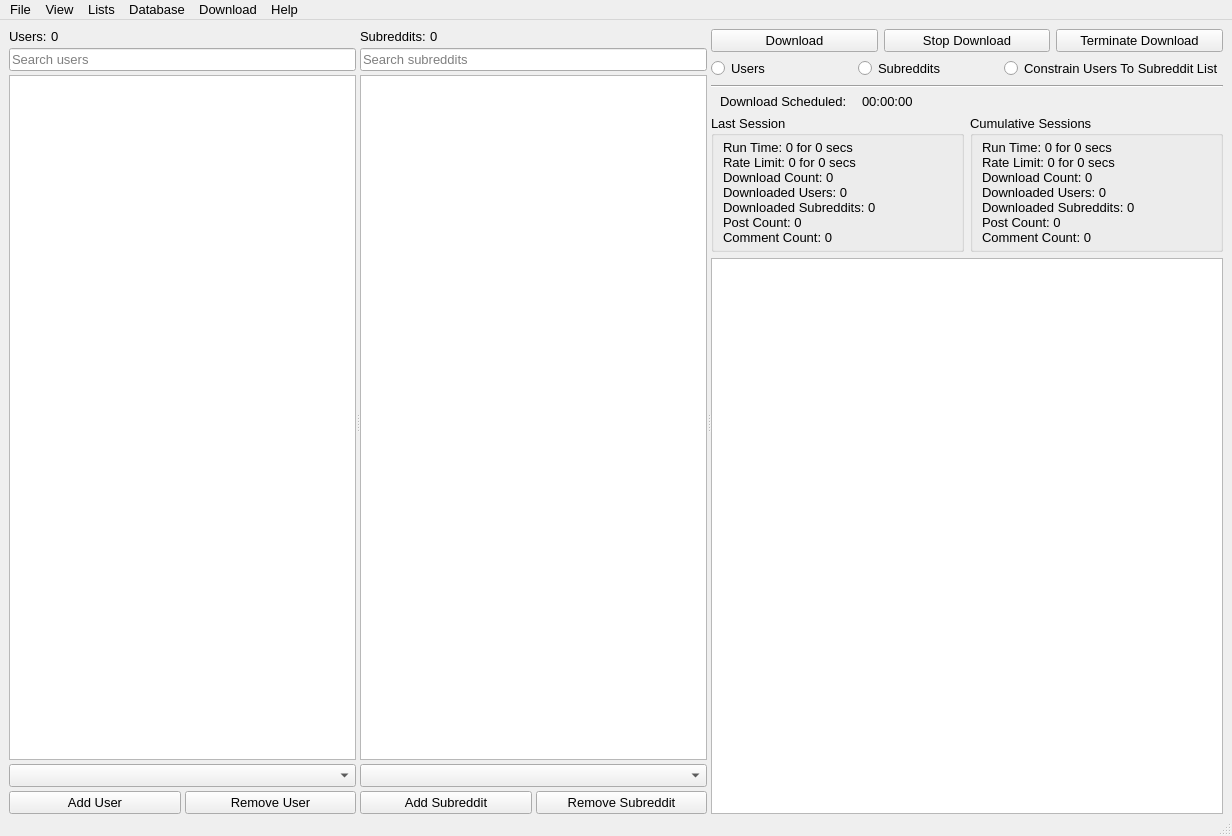
This is Resources/ui_files/downloader_for_reddit_gui.ui in myanonapps/DownloaderForReddit as Qt 5 draws it before an edit. The edited form follows.
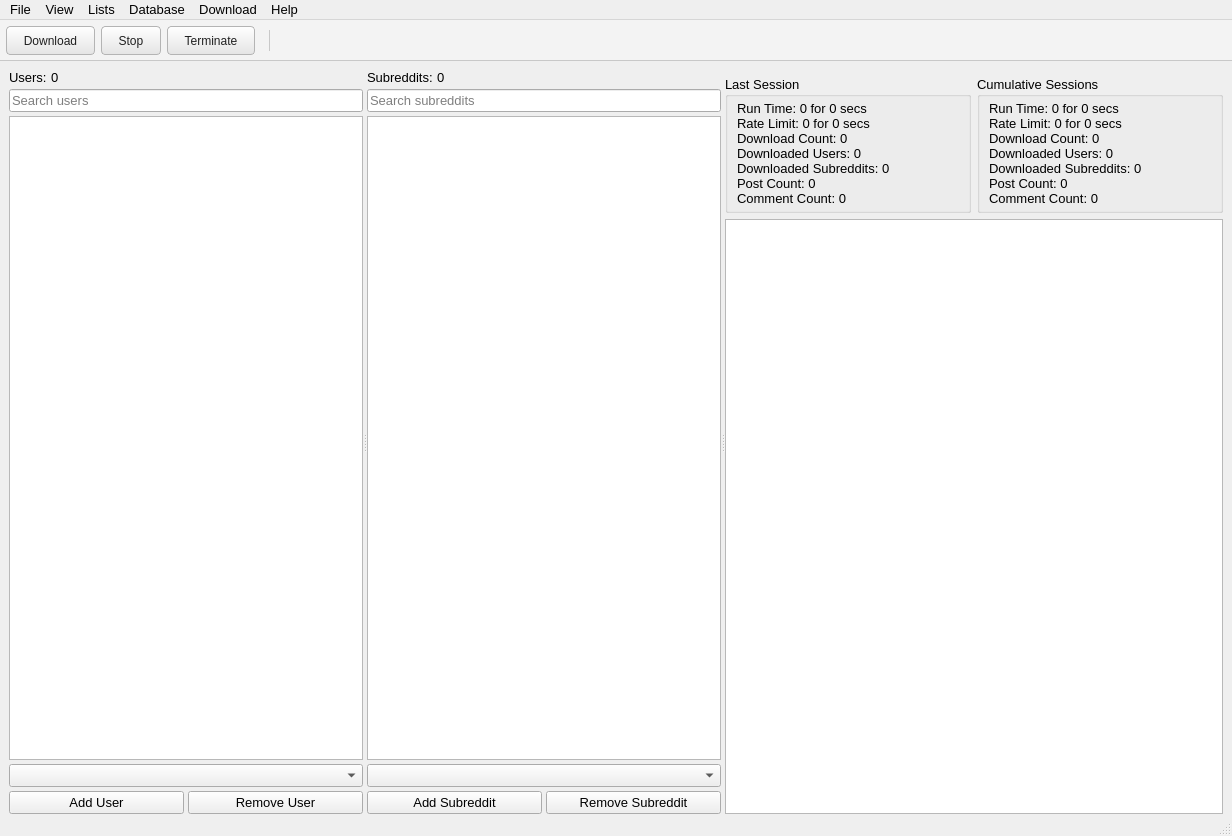
This is the edited form. Icons and pictures are not drawn.

Commit message: Action bar

Patch:
```diff
--- a/Resources/ui_files/downloader_for_reddit_gui.ui
+++ b/Resources/ui_files/downloader_for_reddit_gui.ui
@@ -184,91 +184,6 @@
       </widget>
       <widget class="QWidget" name="layoutWidget">
        <layout class="QVBoxLayout" name="verticalLayout_3">
-        <item>
-         <layout class="QHBoxLayout" name="download_button_layout">
-          <item>
-           <widget class="QPushButton" name="download_button">
-            <property name="font">
-             <font>
-              <pointsize>10</pointsize>
-             </font>
-            </property>
-            <property name="toolTip">
-             <string>Download selected user or subreddit list</string>
-            </property>
-            <property name="text">
-             <string>Download</string>
-            </property>
-           </widget>
-          </item>
-          <item>
-           <widget class="QPushButton" name="soft_stop_download_button">
-            <property name="font">
-             <font>
-              <pointsize>10</pointsize>
-             </font>
-            </property>
-            <property name="toolTip">
-             <string>Stops the current download, but allows in progress downloads to finish</string>
-            </property>
-            <property name="text">
-             <string>Stop Download</string>
-            </property>
-           </widget>
-          </item>
-          <item>
-           <widget class="QPushButton" name="terminate_download_button">
-            <property name="toolTip">
-             <string>Stops the download immediately and terminates in progress downloads (may result in corrupted files for downloads that were not complete)</string>
-            </property>
-            <property name="text">
-             <string>Terminate Download</string>
-            </property>
-           </widget>
-          </item>
-         </layout>
-        </item>
-        <item>
-         <layout class="QHBoxLayout" name="horizontalLayout_3">
-          <item>
-           <widget class="QRadioButton" name="download_users_radio">
-            <property name="toolTip">
-             <string>Download only user list</string>
-            </property>
-            <property name="text">
-             <string>Users</string>
-            </property>
-           </widget>
-          </item>
-          <item>
-           <widget class="QRadioButton" name="download_subreddits_radio">
-            <property name="toolTip">
-             <string>Download only subreddit list</string>
-            </property>
-            <property name="text">
-             <string>Subreddits</string>
-            </property>
-           </widget>
-          </item>
-          <item>
-           <widget class="QRadioButton" name="constain_to_sub_list_radio">
-            <property name="toolTip">
-             <string>&lt;html&gt;&lt;head/&gt;&lt;body&gt;&lt;p&gt;Download user list, but only extract posts made to subreddits in the subreddit list&lt;/p&gt;&lt;/body&gt;&lt;/html&gt;</string>
-            </property>
-            <property name="text">
-             <string>Constrain Users To Subreddit List</string>
-            </property>
-           </widget>
-          </item>
-         </layout>
-        </item>
-        <item>
-         <widget class="Line" name="line">
-          <property name="orientation">
-           <enum>Qt::Horizontal</enum>
-          </property>
-         </widget>
-        </item>
         <item>
          <widget class="QWidget" name="schedule_widget" native="true">
           <property name="sizePolicy">
@@ -293,26 +208,6 @@
            <property name="bottomMargin">
             <number>0</number>
            </property>
-           <item>
-            <widget class="QLabel" name="label_3">
-             <property name="text">
-              <string>Download Scheduled:</string>
-             </property>
-            </widget>
-           </item>
-           <item>
-            <widget class="QLabel" name="schedule_label">
-             <property name="sizePolicy">
-              <sizepolicy hsizetype="Expanding" vsizetype="Preferred">
-               <horstretch>0</horstretch>
-               <verstretch>0</verstretch>
-              </sizepolicy>
-             </property>
-             <property name="text">
-              <string>00:00:00</string>
-             </property>
-            </widget>
-           </item>
           </layout>
          </widget>
         </item>
@@ -547,6 +442,78 @@
    <addaction name="menuDownload"/>
    <addaction name="help_menu"/>
   </widget>
+  <widget class="QToolBar" name="download_toolbar">
+   <property name="windowTitle">
+    <string>Download Toolbar</string>
+   </property>
+   <property name="styleSheet">
+    <string notr="true">QToolBar {
+	spacing: 6px;
+	padding: 4px 6px;
+	border: none;
+	border-bottom: 1px solid #c8c8c8;
+	background: #f3f3f3;
+}
+
+QToolBar::separator {
+	width: 1px;
+	background: #c8c8c8;
+	margin: 4px 8px;
+}
+
+QToolButton {
+	padding: 5px 12px;
+	border: 1px solid #b4b4b4;
+	border-radius: 4px;
+	color: #202020;
+	background: qlineargradient(x1:0, y1:0, x2:0, y2:1, stop:0 #ffffff, stop:1 #e4e4e4);
+}
+
+QToolButton:hover {
+	border-color: #3d7fd6;
+	background: qlineargradient(x1:0, y1:0, x2:0, y2:1, stop:0 #f6faff, stop:1 #d9e9fb);
+}
+
+QToolButton:pressed {
+	border-color: #2a6cc4;
+	background: #c9ddf5;
+	padding-top: 6px;
+	padding-bottom: 4px;
+}
+
+QToolButton:disabled {
+	color: #9a9a9a;
+	border-color: #d6d6d6;
+	background: #efefef;
+}
+
+QToolBar QLabel {
+	padding: 0px 4px;
+}</string>
+   </property>
+   <property name="movable">
+    <bool>false</bool>
+   </property>
+   <property name="iconSize">
+    <size>
+     <width>20</width>
+     <height>20</height>
+    </size>
+   </property>
+   <property name="toolButtonStyle">
+    <enum>Qt::ToolButtonTextBesideIcon</enum>
+   </property>
+   <attribute name="toolBarArea">
+    <enum>TopToolBarArea</enum>
+   </attribute>
+   <attribute name="toolBarBreak">
+    <bool>false</bool>
+   </attribute>
+   <addaction name="download_action"/>
+   <addaction name="soft_stop_download_action"/>
+   <addaction name="terminate_download_action"/>
+   <addaction name="separator"/>
+  </widget>
   <widget class="QStatusBar" name="statusbar"/>
   <action name="add_user_list_menu_item">
    <property name="text">
@@ -807,6 +774,30 @@
     <string>Connect Reddit Account</string>
    </property>
   </action>
+  <action name="download_action">
+   <property name="text">
+    <string>Download</string>
+   </property>
+   <property name="toolTip">
+    <string>Download selected user or subreddit list</string>
+   </property>
+  </action>
+  <action name="soft_stop_download_action">
+   <property name="text">
+    <string>Stop</string>
+   </property>
+   <property name="toolTip">
+    <string>Stops the current download, but allows in progress downloads to finish</string>
+   </property>
+  </action>
+  <action name="terminate_download_action">
+   <property name="text">
+    <string>Terminate</string>
+   </property>
+   <property name="toolTip">
+    <string>Stops the download immediately and terminates in progress downloads (may result in corrupted files for downloads that were not complete)</string>
+   </property>
+  </action>
  </widget>
  <resources/>
  <connections/>
```
Left out of the diff: 2 changed lines with no effect on the pictures. The commit also changes 3 other files.
